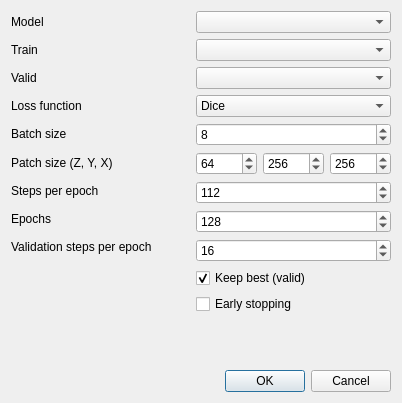
The window that window_train.ui (Cyril-Meyer/DeepSCEM) describes before a commit, drawn with Qt 5.
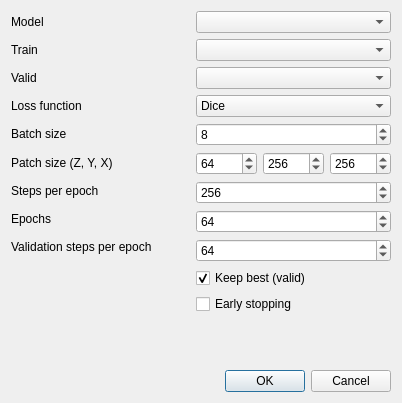
The same window after the commit.

Commit message: change default parameters for train

What changed in the file:
```diff
--- a/window_train.ui
+++ b/window_train.ui
@@ -196,7 +196,7 @@
           <number>16777216</number>
          </property>
          <property name="value">
-          <number>112</number>
+          <number>256</number>
          </property>
         </widget>
        </item>
@@ -209,7 +209,7 @@
           <number>16777216</number>
          </property>
          <property name="value">
-          <number>128</number>
+          <number>64</number>
          </property>
         </widget>
        </item>
@@ -219,7 +219,7 @@
           <number>16777216</number>
          </property>
          <property name="value">
-          <number>16</number>
+          <number>64</number>
          </property>
         </widget>
        </item>
```
